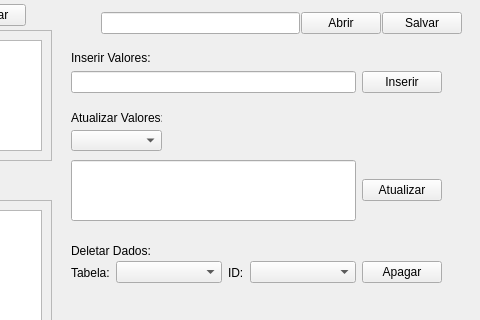
j-victor-silva/projetos_python, file Gerenciador de Banco de Dados/Design/gerenciador.ui: the form before one commit; both pictures show x 189 to 669 and y 0 to 320 of the 669 by 466 pixel window.
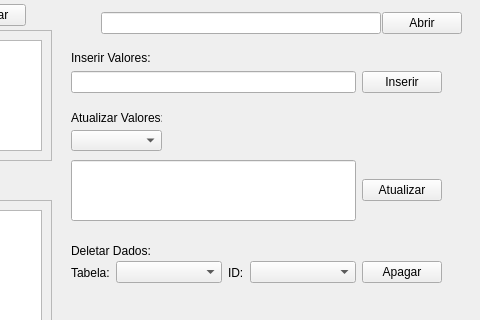
The form after the commit.

What changed in the file:
```diff
--- a/Gerenciador de Banco de Dados/Design/gerenciador.ui
+++ b/Gerenciador de Banco de Dados/Design/gerenciador.ui
@@ -25,6 +25,9 @@
   <property name="windowTitle">
    <string>Gerenciador</string>
   </property>
+  <property name="autoFillBackground">
+   <bool>false</bool>
+  </property>
   <widget class="QWidget" name="centralwidget">
    <widget class="QScrollArea" name="areaTables">
     <property name="geometry">
@@ -179,13 +182,6 @@
          </property>
         </widget>
        </item>
-       <item row="0" column="2">
-        <widget class="QPushButton" name="btnSalvarDB">
-         <property name="text">
-          <string>Salvar</string>
-         </property>
-        </widget>
-       </item>
       </layout>
      </item>
     </layout>
```
